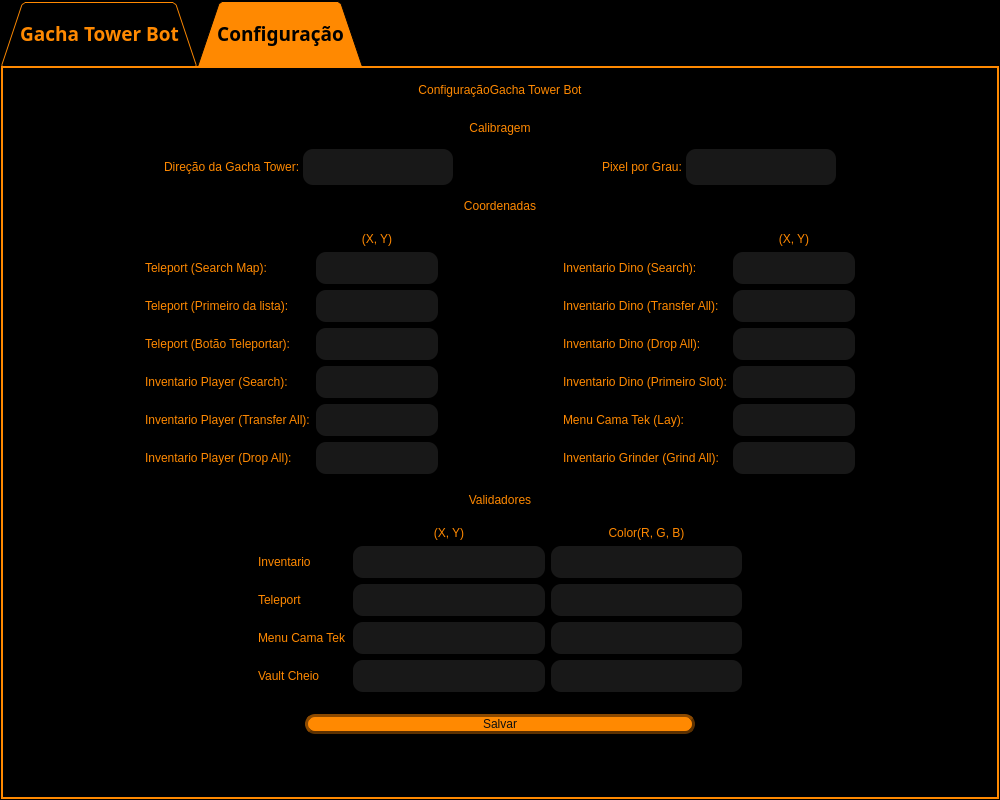
The window that src/views/uis/gacha_tower.ui (AlissonTxD/PS-Gacha-Tower-Bot) describes before a commit, drawn with Qt 5.
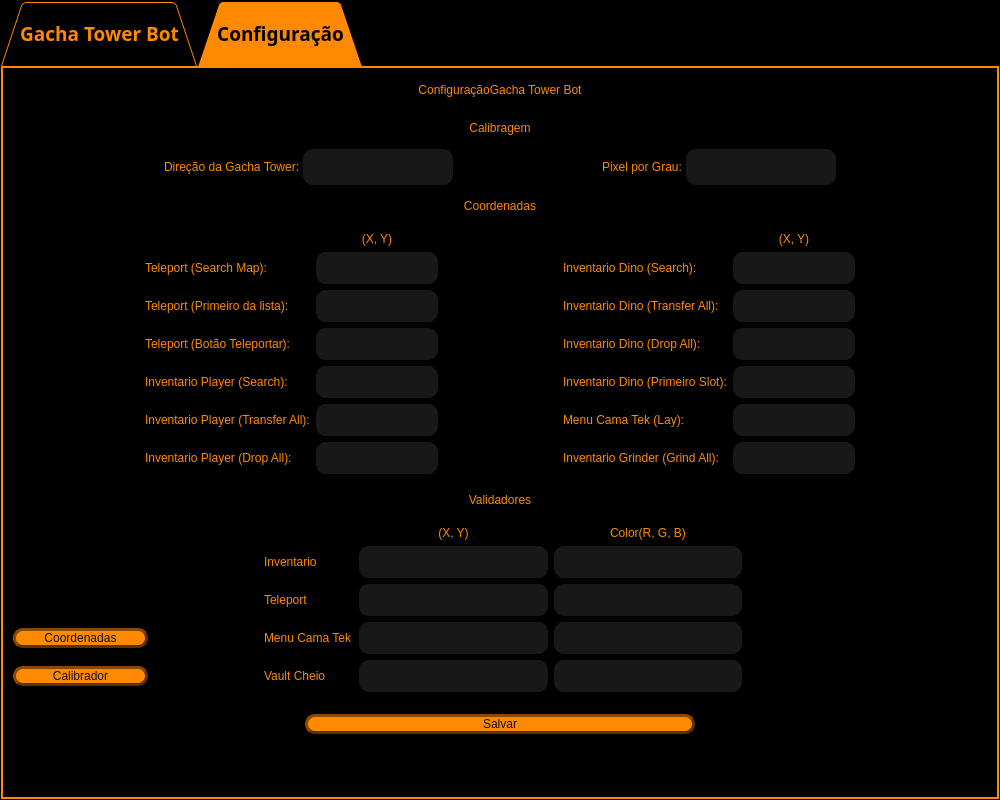
The same window after the commit. The open tabs and pages were chosen to show the change. Icons and pictures are not drawn.

Commit message: feat: add calibrator and coordinates buttons with functionality in the UI

```diff
--- a/src/views/uis/gacha_tower.ui
+++ b/src/views/uis/gacha_tower.ui
@@ -1929,6 +1929,88 @@
                 </property>
                </spacer>
               </item>
+              <item row="4" column="0">
+               <widget class="QPushButton" name="btn_calibrator">
+                <property name="maximumSize">
+                 <size>
+                  <width>135</width>
+                  <height>16777215</height>
+                 </size>
+                </property>
+                <property name="styleSheet">
+                 <string notr="true">QPushButton{
+background-color: rgb(255, 137, 1);
+border: 3px outset rgb(93, 49, 0);
+border-radius: 10px;
+color: rgb(15, 15, 15);
+	font: 87 10pt &quot;Arial Black&quot;;
+}
+
+
+QPushButton:hover{
+color: rgb(255, 255, 255);
+background-color: rgb(215, 97, 0);
+}
+
+QPushButton:pressed{
+border: 3px inset rgb(93, 49, 0);
+color: rgb(15, 15, 15);
+background-color: rgb(255, 255, 255);
+}
+
+QPushButton:disabled {
+background-color: #cccccc; /* Cinza */
+border: 2px solid #999999;
+color: #666666; /* Texto cinza escuro */
+}
+</string>
+                </property>
+                <property name="text">
+                 <string>Calibrador</string>
+                </property>
+               </widget>
+              </item>
+              <item row="3" column="0">
+               <widget class="QPushButton" name="btn_coords">
+                <property name="maximumSize">
+                 <size>
+                  <width>135</width>
+                  <height>16777215</height>
+                 </size>
+                </property>
+                <property name="styleSheet">
+                 <string notr="true">QPushButton{
+background-color: rgb(255, 137, 1);
+border: 3px outset rgb(93, 49, 0);
+border-radius: 10px;
+color: rgb(15, 15, 15);
+	font: 87 10pt &quot;Arial Black&quot;;
+}
+
+
+QPushButton:hover{
+color: rgb(255, 255, 255);
+background-color: rgb(215, 97, 0);
+}
+
+QPushButton:pressed{
+border: 3px inset rgb(93, 49, 0);
+color: rgb(15, 15, 15);
+background-color: rgb(255, 255, 255);
+}
+
+QPushButton:disabled {
+background-color: #cccccc; /* Cinza */
+border: 2px solid #999999;
+color: #666666; /* Texto cinza escuro */
+}
+</string>
+                </property>
+                <property name="text">
+                 <string>Coordenadas</string>
+                </property>
+               </widget>
+              </item>
              </layout>
             </widget>
            </item>
```
The commit also changes 2 other files.
